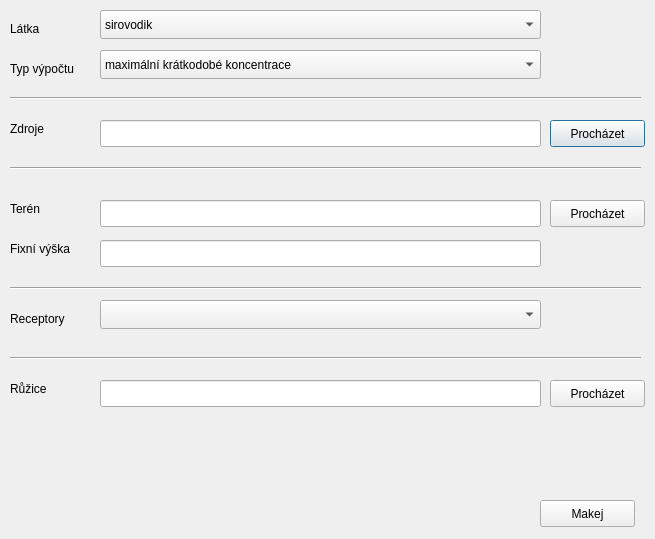
This is main_dialog_base.ui in ruz76/qgis_opensymos as Qt 5 draws it before an edit. The edited form follows.
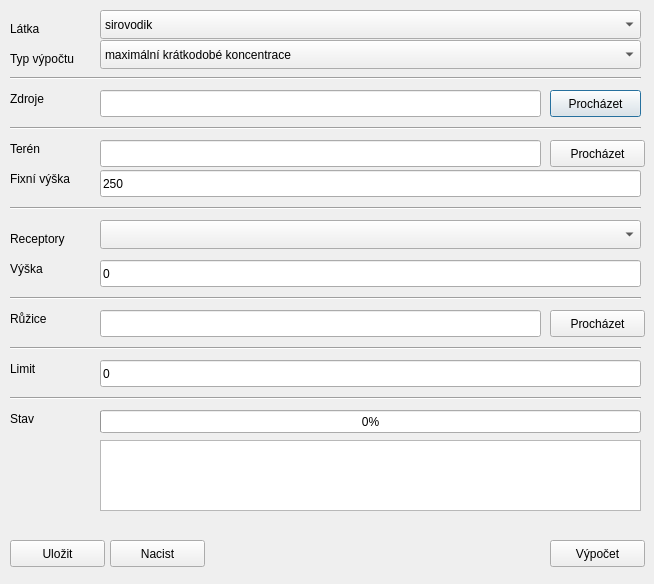
This is the edited form.

What changed in the file:
```diff
--- a/main_dialog_base.ui
+++ b/main_dialog_base.ui
@@ -6,8 +6,8 @@
    <rect>
     <x>0</x>
     <y>0</y>
-    <width>655</width>
-    <height>539</height>
+    <width>654</width>
+    <height>584</height>
    </rect>
   </property>
   <property name="windowTitle">
@@ -18,7 +18,7 @@
     <rect>
      <x>100</x>
      <y>10</y>
-     <width>441</width>
+     <width>541</width>
      <height>29</height>
     </rect>
    </property>
@@ -117,7 +117,7 @@
    <property name="geometry">
     <rect>
      <x>100</x>
-     <y>120</y>
+     <y>90</y>
      <width>441</width>
      <height>27</height>
     </rect>
@@ -127,8 +127,8 @@
    <property name="geometry">
     <rect>
      <x>550</x>
-     <y>120</y>
-     <width>95</width>
+     <y>90</y>
+     <width>91</width>
      <height>27</height>
     </rect>
    </property>
@@ -153,7 +153,7 @@
    <property name="geometry">
     <rect>
      <x>10</x>
-     <y>60</y>
+     <y>50</y>
      <width>81</width>
      <height>17</height>
     </rect>
@@ -166,8 +166,8 @@
    <property name="geometry">
     <rect>
      <x>100</x>
-     <y>50</y>
-     <width>441</width>
+     <y>40</y>
+     <width>541</width>
      <height>29</height>
     </rect>
    </property>
@@ -191,7 +191,7 @@
    <property name="geometry">
     <rect>
      <x>10</x>
-     <y>120</y>
+     <y>90</y>
      <width>81</width>
      <height>17</height>
     </rect>
@@ -204,7 +204,7 @@
    <property name="geometry">
     <rect>
      <x>10</x>
-     <y>90</y>
+     <y>70</y>
      <width>631</width>
      <height>16</height>
     </rect>
@@ -217,7 +217,7 @@
    <property name="geometry">
     <rect>
      <x>550</x>
-     <y>200</y>
+     <y>140</y>
      <width>95</width>
      <height>27</height>
     </rect>
@@ -230,7 +230,7 @@
    <property name="geometry">
     <rect>
      <x>10</x>
-     <y>200</y>
+     <y>140</y>
      <width>81</width>
      <height>17</height>
     </rect>
@@ -243,7 +243,7 @@
    <property name="geometry">
     <rect>
      <x>100</x>
-     <y>200</y>
+     <y>140</y>
      <width>441</width>
      <height>27</height>
     </rect>
@@ -253,7 +253,7 @@
    <property name="geometry">
     <rect>
      <x>10</x>
-     <y>160</y>
+     <y>120</y>
      <width>631</width>
      <height>16</height>
     </rect>
@@ -266,17 +266,20 @@
    <property name="geometry">
     <rect>
      <x>100</x>
-     <y>240</y>
-     <width>441</width>
+     <y>170</y>
+     <width>541</width>
      <height>27</height>
     </rect>
    </property>
+   <property name="text">
+    <string>250</string>
+   </property>
   </widget>
   <widget class="QLabel" name="lblTeren2">
    <property name="geometry">
     <rect>
      <x>10</x>
-     <y>240</y>
+     <y>170</y>
      <width>81</width>
      <height>17</height>
     </rect>
@@ -289,7 +292,7 @@
    <property name="geometry">
     <rect>
      <x>10</x>
-     <y>280</y>
+     <y>200</y>
      <width>631</width>
      <height>16</height>
     </rect>
@@ -302,7 +305,7 @@
    <property name="geometry">
     <rect>
      <x>10</x>
-     <y>310</y>
+     <y>230</y>
      <width>81</width>
      <height>17</height>
     </rect>
@@ -315,8 +318,8 @@
    <property name="geometry">
     <rect>
      <x>100</x>
-     <y>300</y>
-     <width>441</width>
+     <y>220</y>
+     <width>541</width>
      <height>29</height>
     </rect>
    </property>
@@ -324,21 +327,21 @@
   <widget class="QPushButton" name="btnCalculate">
    <property name="geometry">
     <rect>
-     <x>540</x>
-     <y>500</y>
+     <x>550</x>
+     <y>540</y>
      <width>95</width>
      <height>27</height>
     </rect>
    </property>
    <property name="text">
-    <string>Makej</string>
+    <string>Výpočet</string>
    </property>
   </widget>
   <widget class="QPushButton" name="btnRuzice">
    <property name="geometry">
     <rect>
      <x>550</x>
-     <y>380</y>
+     <y>310</y>
      <width>95</width>
      <height>27</height>
     </rect>
@@ -351,7 +354,7 @@
    <property name="geometry">
     <rect>
      <x>10</x>
-     <y>350</y>
+     <y>290</y>
      <width>631</width>
      <height>16</height>
     </rect>
@@ -364,7 +367,7 @@
    <property name="geometry">
     <rect>
      <x>10</x>
-     <y>380</y>
+     <y>310</y>
      <width>81</width>
      <height>17</height>
     </rect>
@@ -377,12 +380,152 @@
    <property name="geometry">
     <rect>
      <x>100</x>
-     <y>380</y>
+     <y>310</y>
      <width>441</width>
      <height>27</height>
     </rect>
    </property>
   </widget>
+  <widget class="QLabel" name="lblReceptoryVyska">
+   <property name="geometry">
+    <rect>
+     <x>10</x>
+     <y>260</y>
+     <width>81</width>
+     <height>17</height>
+    </rect>
+   </property>
+   <property name="text">
+    <string>Výška</string>
+   </property>
+  </widget>
+  <widget class="QLineEdit" name="txtReceptoryVyska">
+   <property name="geometry">
+    <rect>
+     <x>100</x>
+     <y>260</y>
+     <width>541</width>
+     <height>27</height>
+    </rect>
+   </property>
+   <property name="text">
+    <string>0</string>
+   </property>
+  </widget>
+  <widget class="QPushButton" name="btnUlozit">
+   <property name="geometry">
+    <rect>
+     <x>10</x>
+     <y>540</y>
+     <width>95</width>
+     <height>27</height>
+    </rect>
+   </property>
+   <property name="text">
+    <string>Uložit</string>
+   </property>
+  </widget>
+  <widget class="QPushButton" name="btnNacist">
+   <property name="geometry">
+    <rect>
+     <x>110</x>
+     <y>540</y>
+     <width>95</width>
+     <height>27</height>
+    </rect>
+   </property>
+   <property name="text">
+    <string>Nacist</string>
+   </property>
+  </widget>
+  <widget class="QLabel" name="lblLimit">
+   <property name="geometry">
+    <rect>
+     <x>10</x>
+     <y>360</y>
+     <width>81</width>
+     <height>17</height>
+    </rect>
+   </property>
+   <property name="text">
+    <string>Limit</string>
+   </property>
+  </widget>
+  <widget class="QLineEdit" name="txtLimit">
+   <property name="geometry">
+    <rect>
+     <x>100</x>
+     <y>360</y>
+     <width>541</width>
+     <height>27</height>
+    </rect>
+   </property>
+   <property name="text">
+    <string>0</string>
+   </property>
+  </widget>
+  <widget class="Line" name="line_5">
+   <property name="geometry">
+    <rect>
+     <x>10</x>
+     <y>340</y>
+     <width>631</width>
+     <height>16</height>
+    </rect>
+   </property>
+   <property name="orientation">
+    <enum>Qt::Horizontal</enum>
+   </property>
+  </widget>
+  <widget class="QLabel" name="lblStatus">
+   <property name="geometry">
+    <rect>
+     <x>10</x>
+     <y>410</y>
+     <width>81</width>
+     <height>17</height>
+    </rect>
+   </property>
+   <property name="text">
+    <string>Stav</string>
+   </property>
+  </widget>
+  <widget class="QTextEdit" name="txtStatus">
+   <property name="geometry">
+    <rect>
+     <x>100</x>
+     <y>440</y>
+     <width>541</width>
+     <height>71</height>
+    </rect>
+   </property>
+  </widget>
+  <widget class="QProgressBar" name="progressBar">
+   <property name="geometry">
+    <rect>
+     <x>100</x>
+     <y>410</y>
+     <width>541</width>
+     <height>23</height>
+    </rect>
+   </property>
+   <property name="value">
+    <number>0</number>
+   </property>
+  </widget>
+  <widget class="Line" name="line_6">
+   <property name="geometry">
+    <rect>
+     <x>10</x>
+     <y>390</y>
+     <width>631</width>
+     <height>16</height>
+    </rect>
+   </property>
+   <property name="orientation">
+    <enum>Qt::Horizontal</enum>
+   </property>
+  </widget>
  </widget>
  <resources/>
  <connections/>
```
